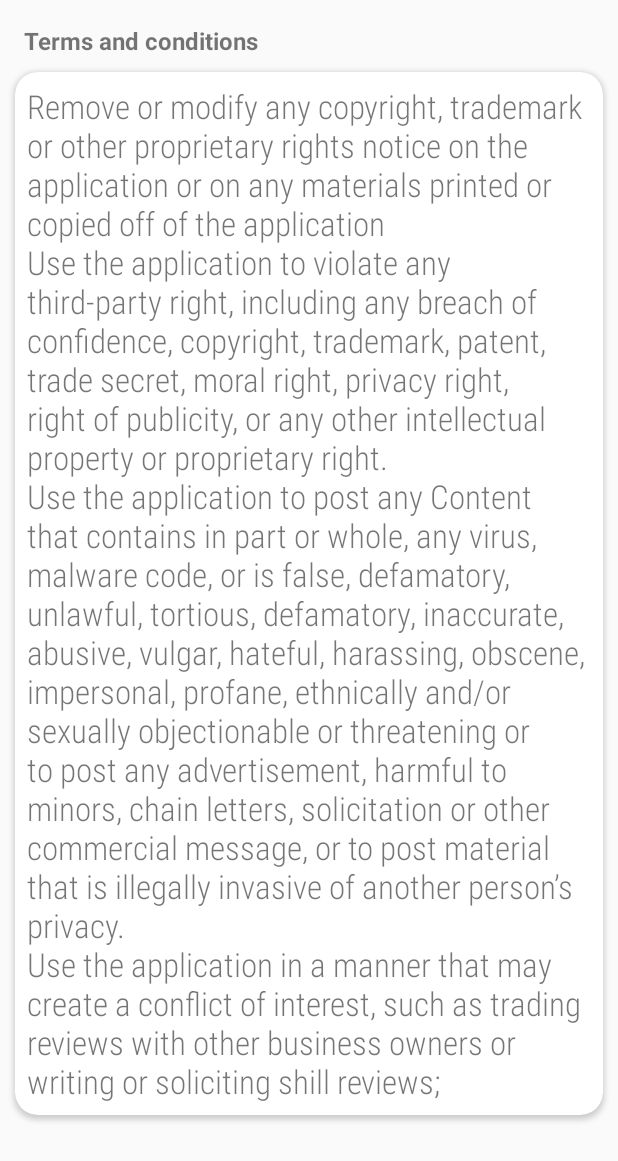
After one commit to schixor88/AndroidService, an Android app: the TermsCondition screen opened directly, with no data from a screen before it, on a phone screen of 412 x 824 dp. The commit adds this screen. Shown: the top 1161 px of the screen. Run offline under Robolectric (Android 15) with nearby library versions, the phone set to English and light mode, and no system bars.

Commit message:
terms and condition added

```diff
--- a/app/src/main/AndroidManifest.xml
+++ b/app/src/main/AndroidManifest.xml
@@ -8,6 +8,7 @@
         android:roundIcon="@mipmap/ic_launcher_round"
         android:supportsRtl="true"
         android:theme="@style/AppTheme">
+        <activity android:name=".client.TermsCondition"></activity>
         <activity android:name=".starter.SplashActivity">
             <intent-filter>
                 <action android:name="android.intent.action.MAIN" />
@@ -21,9 +22,7 @@
         <activity android:name=".agent.LandingAgentActivity" />
         <activity android:name=".login.RegisterActivity" />
         <activity android:name=".login.LoginActivity" />
-        <activity android:name=".starter.StarterActivity">
-
-        </activity>
+        <activity android:name=".starter.StarterActivity"></activity>
     </application>
 
 </manifest>
--- /dev/null
+++ b/app/src/main/java/com/studios/androidservice/client/TermsCondition.java
@@ -0,0 +1,16 @@
+package com.studios.androidservice.client;
+
+import androidx.appcompat.app.AppCompatActivity;
+
+import android.os.Bundle;
+
+import com.studios.androidservice.R;
+
+public class TermsCondition extends AppCompatActivity {
+
+    @Override
+    protected void onCreate(Bundle savedInstanceState) {
+        super.onCreate(savedInstanceState);
+        setContentView(R.layout.activity_terms_condition);
+    }
+}
--- a/app/src/main/java/com/studios/androidservice/client/fragments/HomeFragment.java
+++ b/app/src/main/java/com/studios/androidservice/client/fragments/HomeFragment.java
@@ -9,10 +9,12 @@ import android.widget.ImageButton;
 
 import androidx.annotation.NonNull;
 import androidx.annotation.Nullable;
+import androidx.cardview.widget.CardView;
 import androidx.fragment.app.Fragment;
 
 import com.studios.androidservice.R;
 import com.studios.androidservice.client.CategoryActivity;
+import com.studios.androidservice.client.TermsCondition;
 
 public class HomeFragment extends Fragment {
 
@@ -64,6 +66,19 @@ public class HomeFragment extends Fragment {
         ImageButton tailor = view.findViewById(R.id.category_tailor);
         ImageButton rentals = view.findViewById(R.id.category_rental);
         ImageButton misc = view.findViewById(R.id.category_misc);
+
+        //
+        CardView topagentcard = view.findViewById(R.id.topCardAgents);
+        topagentcard.setOnClickListener(new View.OnClickListener() {
+            @Override
+            public void onClick(View v) {
+
+                Intent intent = new Intent(getActivity(), TermsCondition.class);
+                startActivity(intent);
+
+
+            }
+        });
 
         plumbing.setOnClickListener(handleCategory);
         food.setOnClickListener(handleCategory);
--- /dev/null
+++ b/app/src/main/res/layout/activity_terms_condition.xml
@@ -0,0 +1,128 @@
+<?xml version="1.0" encoding="utf-8"?>
+<ScrollView xmlns:android="http://schemas.android.com/apk/res/android"
+    xmlns:app="http://schemas.android.com/apk/res-auto"
+    xmlns:tools="http://schemas.android.com/tools"
+    android:layout_width="match_parent"
+    android:layout_height="match_parent"
+    tools:context=".client.TermsCondition">
+
+    <LinearLayout
+        android:paddingTop="16dp"
+        android:layout_width="match_parent"
+        android:layout_height="wrap_content"
+        android:orientation="vertical"
+        app:layout_constraintEnd_toEndOf="parent"
+        app:layout_constraintStart_toStartOf="parent"
+        app:layout_constraintTop_toBottomOf="@id/topCardAgent">
+
+
+        <TextView
+            android:textSize="16dp"
+            android:textStyle="bold"
+            android:paddingLeft="16dp"
+            android:layout_width="wrap_content"
+            android:layout_height="wrap_content"
+            android:text="Terms and conditions" />
+
+
+        <LinearLayout
+            android:visibility="gone"
+            android:paddingTop="24dp"
+            android:paddingBottom="16dp"
+            android:orientation="horizontal"
+            android:layout_width="match_parent"
+            android:layout_height="wrap_content"
+            android:weightSum="3">
+
+
+            <LinearLayout
+                android:gravity="center"
+                android:orientation="vertical"
+                android:layout_weight="1"
+                android:layout_width="wrap_content"
+                android:layout_height="wrap_content">
+
+                <ImageButton
+                    android:layout_width="50dp"
+                    android:layout_height="50dp"/>
+
+                <TextView
+                    android:textAlignment="center"
+                    android:text="Dummy"
+                    android:layout_width="match_parent"
+                    android:layout_height="wrap_content"/>
+
+
+            </LinearLayout>
+
+            <LinearLayout
+                android:gravity="center"
+                android:orientation="vertical"
+                android:layout_weight="1"
+                android:layout_width="wrap_content"
+                android:layout_height="wrap_content">
+
+                <ImageButton
+                    android:layout_width="50dp"
+                    android:layout_height="50dp"/>
+
+                <TextView
+                    android:textAlignment="center"
+                    android:text="Dummy"
+                    android:layout_width="match_parent"
+                    android:layout_height="wrap_content"/>
+
+
+            </LinearLayout>
+
+            <LinearLayout
+                android:gravity="center"
+                android:orientation="vertical"
+                android:layout_weight="1"
+                android:layout_width="wrap_content"
+                android:layout_height="wrap_content">
+
+                <ImageButton
+                    android:layout_width="50dp"
+                    android:layout_height="50dp"/>
+
+                <TextView
+                    android:textAlignment="center"
+                    android:text="Dummy"
+                    android:layout_width="match_parent"
+                    android:layout_height="wrap_content"/>
+
+
+            </LinearLayout>
+
+
+
+
+        </LinearLayout>
+
+        <androidx.cardview.widget.CardView
+            android:layout_margin="10dp"
+            app:cardCornerRadius="15dp"
+            android:layout_width="match_parent"
+            android:layout_height="wrap_content">
+
+
+            <TextView
+
+                android:fontFamily="sans-serif-condensed-light"
+                android:textSize="22sp"
+                android:padding="8dp"
+                android:text="Remove or modify any copyright, trademark or other proprietary rights notice on the application or on any materials printed or copied off of the application\nUse the application to violate any third-party right, including any breach of confidence, copyright, trademark, patent, trade secret, moral right, privacy right, right of publicity, or any other intellectual property or proprietary right.\nUse the application to post any Content that contains in part or whole, any virus, malware code, or is false, defamatory, unlawful, tortious, defamatory, inaccurate, abusive, vulgar, hateful, harassing, obscene, impersonal, profane, ethnically and/or sexually objectionable or threatening or to post any advertisement, harmful to minors, chain letters, solicitation or other commercial message, or to post material that is illegally invasive of another person’s privacy.\nUse the application in a manner that may create a conflict of interest, such as trading reviews with other business owners or writing or soliciting shill reviews;"
+                android:layout_width="match_parent"
+                android:layout_height="wrap_content"/>
+
+
+
+
+        </androidx.cardview.widget.CardView>
+
+
+    </LinearLayout>
+
+
+</ScrollView>
--- a/app/src/main/res/layout/fragment_client_home.xml
+++ b/app/src/main/res/layout/fragment_client_home.xml
@@ -11,7 +11,7 @@
         android:layout_height="wrap_content">
 
         <androidx.cardview.widget.CardView
-            android:id="@+id/topCardAgent"
+            android:id="@+id/topCardAgents"
             app:cardCornerRadius="16sp"
             android:layout_marginBottom="8dp"
             android:layout_marginTop="32dp"
@@ -55,7 +55,7 @@
             android:orientation="vertical"
             app:layout_constraintEnd_toEndOf="parent"
             app:layout_constraintStart_toStartOf="parent"
-            app:layout_constraintTop_toBottomOf="@id/topCardAgent">
+            app:layout_constraintTop_toBottomOf="@id/topCardAgents">
 
 
             <TextView
```
